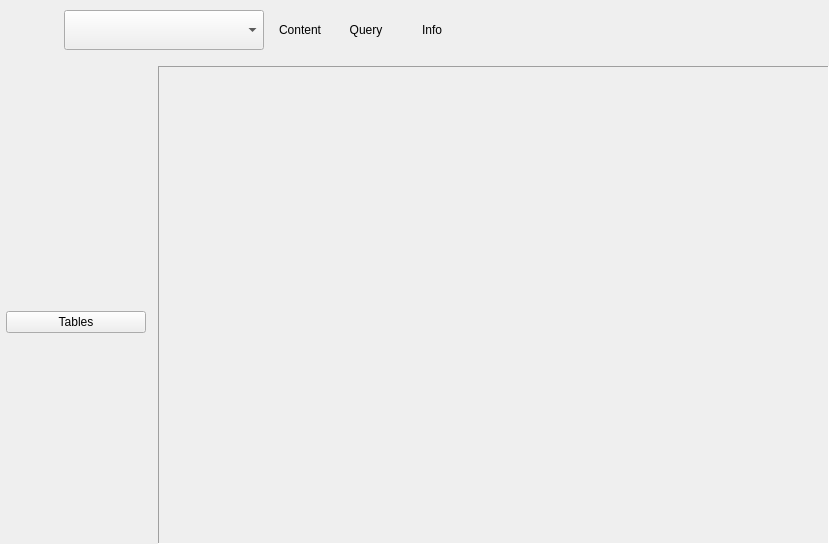
This is app/views/MainLayout.ui in snorlax95/Goofy-SQL as Qt 5 draws it before an edit. The edited form follows.
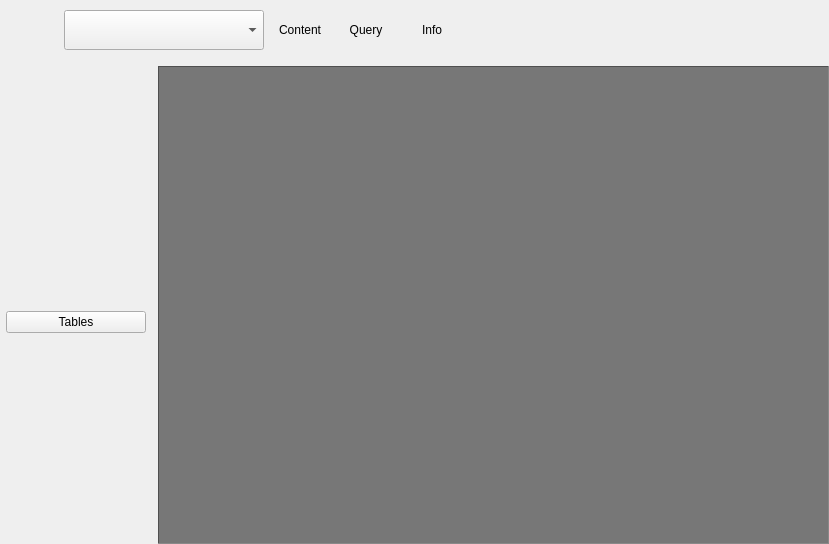
This is the edited form. Icons and pictures are not drawn.

The edit to the form file:
```diff
--- a/app/views/MainLayout.ui
+++ b/app/views/MainLayout.ui
@@ -370,7 +370,9 @@
       </sizepolicy>
      </property>
      <property name="styleSheet">
-      <string notr="true"/>
+      <string notr="true">#MainFrame{
+	background-color: rgb(119,119,119)
+}</string>
      </property>
      <property name="frameShape">
       <enum>QFrame::Panel</enum>
```
